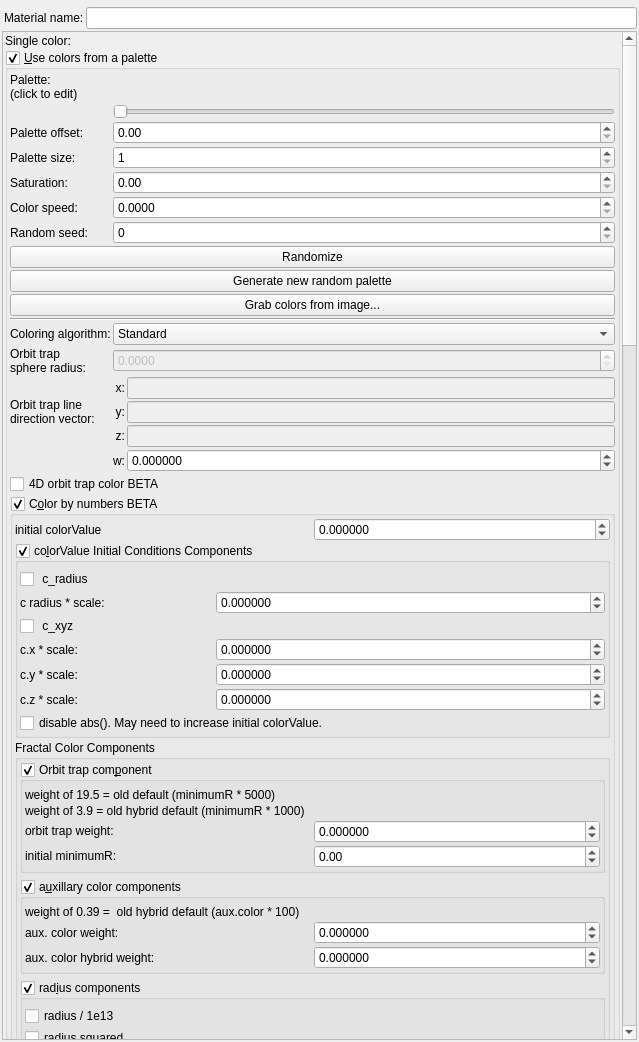
This is mandelbulber2/qt/material_editor.ui in buddhi1980/mandelbulber2 as Qt 5 draws it before an edit. The edited form follows.
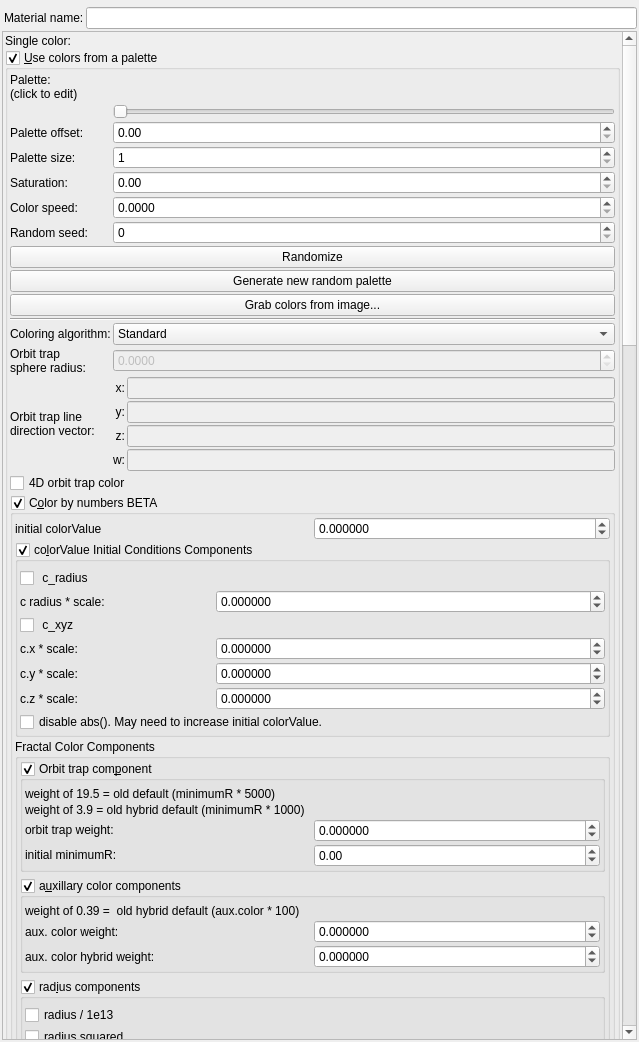
This is the edited form. Icons and pictures are not drawn. Custom widgets are drawn as their Qt base class.

Commit message: Corrected 4D orbit trap coloring in CPU and OpenCL code

Diff of the .ui file:
```diff
--- a/mandelbulber2/qt/material_editor.ui
+++ b/mandelbulber2/qt/material_editor.ui
@@ -82,8 +82,8 @@
        <rect>
         <x>0</x>
         <y>0</y>
-        <width>619</width>
-        <height>3779</height>
+        <width>613</width>
+        <height>3290</height>
        </rect>
       </property>
       <layout class="QVBoxLayout" name="verticalLayout_2">
@@ -273,14 +273,6 @@
               </property>
              </widget>
             </item>
-            <item row="13" column="0" rowspan="3">
-             <widget class="QLabel" name="label_fractal_coloring_line_direction">
-              <property name="text">
-               <string>Orbit trap line
-direction vector:</string>
-              </property>
-             </widget>
-            </item>
             <item row="15" column="1">
              <widget class="QLabel" name="label_fractal_coloring_line_direction_z">
               <property name="text">
@@ -633,30 +625,26 @@
              </widget>
             </item>
             <item row="16" column="2">
-             <widget class="MyDoubleSpinBox" name="spinbox_fractal_coloring_line_directionW">
+             <widget class="MyLineEdit" name="vect4_fractal_coloring_line_direction_w">
+              <property name="enabled">
+               <bool>false</bool>
+              </property>
               <property name="sizePolicy">
                <sizepolicy hsizetype="Minimum" vsizetype="Maximum">
                 <horstretch>0</horstretch>
                 <verstretch>0</verstretch>
                </sizepolicy>
               </property>
-              <property name="prefix">
-               <string/>
+              <property name="toolTip">
+               <string>&lt;html&gt;&lt;head/&gt;&lt;body&gt;&lt;p&gt;Direction vector of line in orbit trap algorithm for coloring&lt;/p&gt;&lt;/body&gt;&lt;/html&gt;</string>
               </property>
-              <property name="suffix">
-               <string/>
-              </property>
-              <property name="decimals">
-               <number>6</number>
-              </property>
-              <property name="minimum">
-               <double>-9999.999900000000707</double>
-              </property>
-              <property name="maximum">
-               <double>9999.999900000000707</double>
-              </property>
-              <property name="singleStep">
-               <double>1.000000000000000</double>
+             </widget>
+            </item>
+            <item row="13" column="0" rowspan="4">
+             <widget class="QLabel" name="label_fractal_coloring_line_direction">
+              <property name="text">
+               <string>Orbit trap line
+direction vector:</string>
               </property>
              </widget>
             </item>
@@ -665,7 +653,7 @@
           <item>
            <widget class="QCheckBox" name="checkBox_fractal_coloring_color_4D_enabled_false">
             <property name="text">
-             <string notr="true">4D orbit trap color BETA</string>
+             <string notr="true">4D orbit trap color</string>
             </property>
            </widget>
           </item>
```
Left out of the diff: 28 changed lines with no effect on the pictures. The commit also changes 7 other files.
